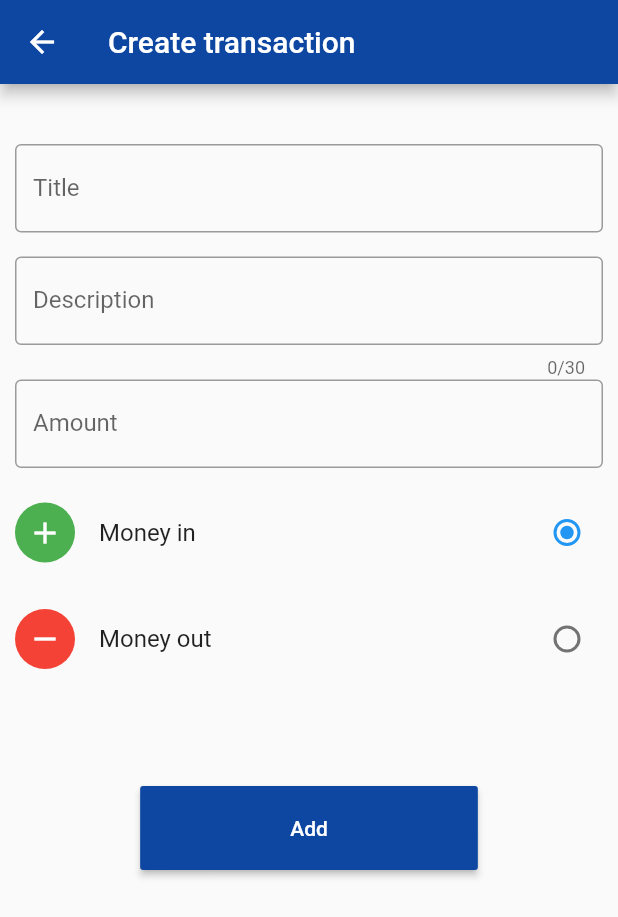
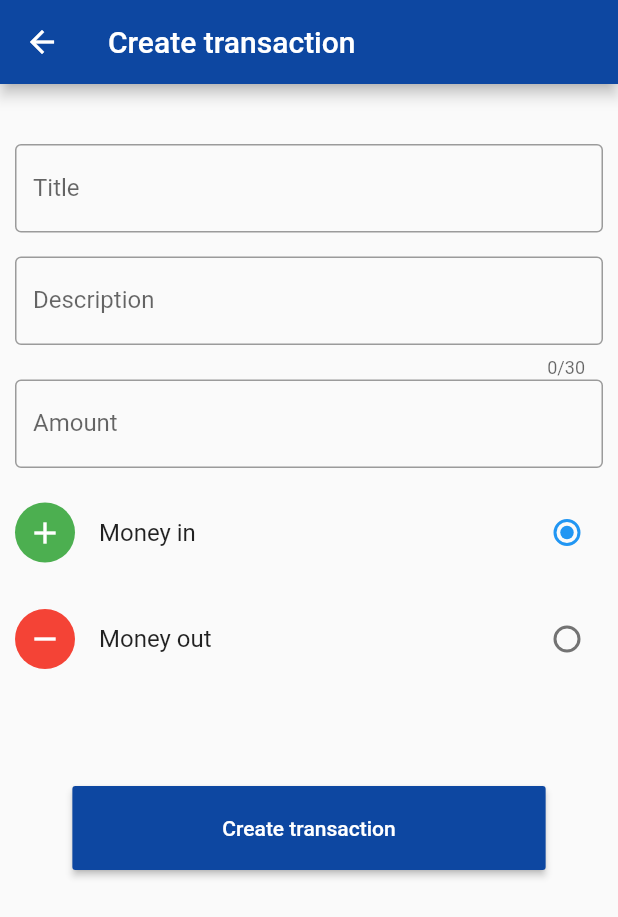
Before and after one commit to favourori/beambudget, a Flutter app: the CreateTransaction screen opened by its route, on a phone screen of 412 x 824 dp. Shown: the top 917 px of the screen. Run offline on Flutter 3.47's test engine with Material 2 defaults, Android fonts, the phone set to English and light mode, and no system bars.

Commit message:
create tran

```diff
--- a/lib/create_transaction.dart
+++ b/lib/create_transaction.dart
@@ -146,7 +146,7 @@ class _CreateTransactionState extends State<CreateTransaction> {
                   Navigator.pushReplacementNamed(context, '/money');
                 },
                 child: Text(
-                  "Add",
+                  "Create transaction",
                   style: TextStyle(color: Colors.white),
                 ),
                 color: Colors.blue[900],
```
